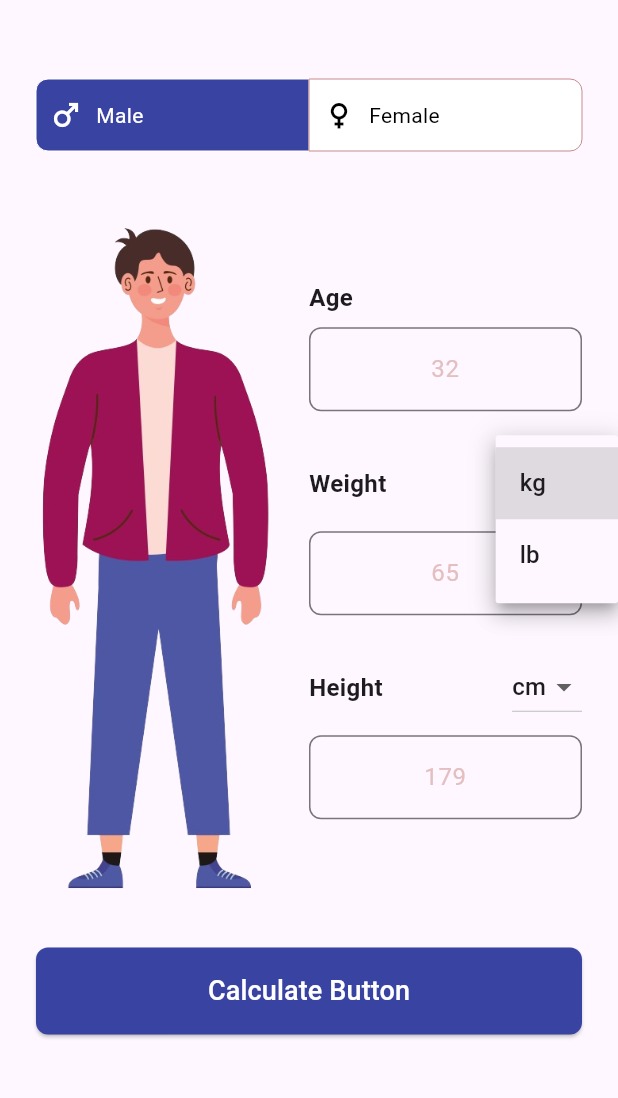
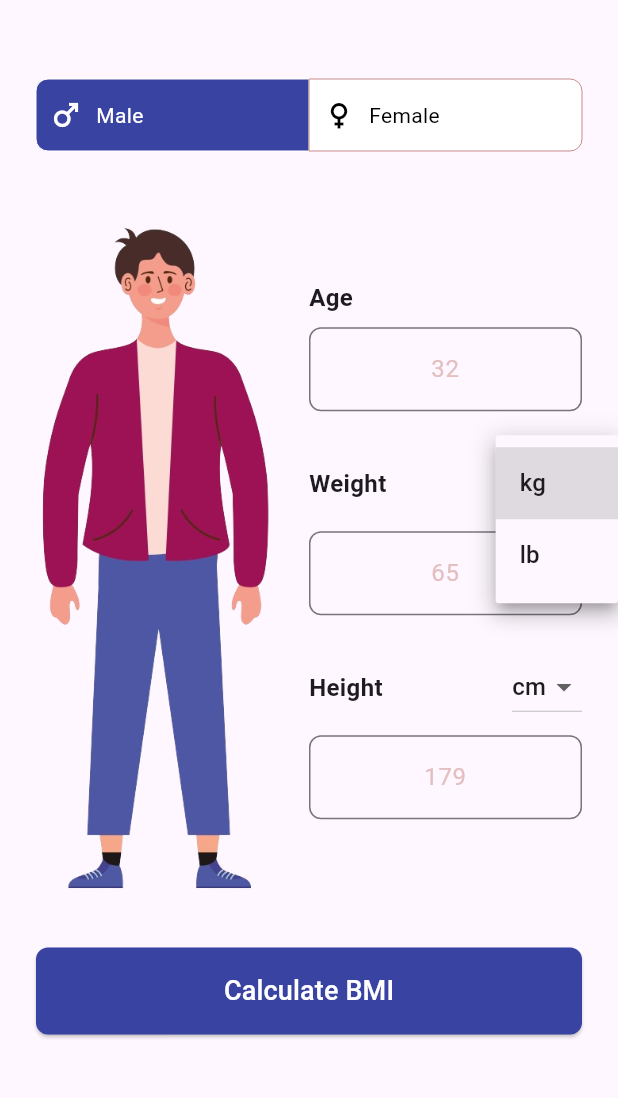
Before and after one commit to ishanrijal/bmi-calculator-app, a Flutter app: the screen it shows after launch, after a tap on "kg", on a phone screen of 412 x 824 dp, the part 77-1175 px from its top. Run offline on Flutter 3.47's test engine with Material 3 defaults, Android fonts, the phone set to English and light mode, and no system bars; our stand-ins replace get.

```diff
--- a/lib/main.dart
+++ b/lib/main.dart
@@ -1,4 +1,5 @@
 import 'package:flutter/material.dart';
+import 'package:get/get.dart'; // Import GetX package
 import 'package:test_flutter/pages/home.dart';
 
 /// Flutter application entry point.
@@ -11,7 +12,7 @@ class MyApp extends StatelessWidget {
   const MyApp({super.key});
   @override
   Widget build(BuildContext context) {
-    return const MaterialApp(
+    return GetMaterialApp(
       /// Stored the homepage into another file to make the main.dart clean.
       home: Home(),
     );
--- a/lib/pages/home.dart
+++ b/lib/pages/home.dart
@@ -1,29 +1,69 @@
 import 'package:flutter/material.dart';
+import 'package:get/get.dart'; // Import GetX package
 import 'bmi_result.dart';
 
-/// Defined the Primary, Seconday and the Tertiary Color for the App.
+/// Defined the Primary, Secondary, and Tertiary Color for the App.
 Color primaryColor = const Color.fromARGB(255, 201, 139, 139);
 Color secondaryColor = const Color.fromARGB(255, 57, 67, 161);
 Color hintColor = const Color.fromARGB(255, 227, 191, 191);
 
-/// Setting all the state variables.
-int age = 0;
-double weight = 0.0;
-double height = 0.0;
-String weightUnit = 'kg';
-String heightUnit = 'cm';
+class HomeController extends GetxController {
+  // Define Rx variables
+  var selectedGender = 'male'.obs;
+  var age = 0.obs;
+  var weight = 0.0.obs;
+  var height = 0.0.obs;
+  var weightUnit = 'kg'.obs;
+  var heightUnit = 'cm'.obs;
 
-/// Home screen that allows users to input their BMI parameters
-/// We need to play with the states, thats why Home is using the StatefulWidget
-class Home extends StatefulWidget {
-  const Home({super.key});
-  @override
-  _HomeState createState() => _HomeState();
+  void selectGender(String gender) {
+    selectedGender.value = gender;
   }
 
-class _HomeState extends State<Home> {
-  ///Initially setting gender to male.
-  String selectedGender = 'male';
+  void calculateBMI() {
+    List<String> missingFields = [];
+    // Check for missing fields
+    if (age.value == 0) missingFields.add('Age');
+    if (weight.value == 0.0) missingFields.add('Weight');
+    if (height.value == 0.0) missingFields.add('Height');
+
+    if (missingFields.isNotEmpty) {
+      String errorMessage =
+          'Please fill the following fields: ${missingFields.join(', ')}';
+      // Show error message
+      Get.snackbar(
+        '',
+        '',
+        snackPosition: SnackPosition.BOTTOM,
+        messageText: Text(
+          errorMessage,
+          style: const TextStyle(fontSize: 16.0, color: Colors.white),
+        ),
+        backgroundColor:
+            Colors.red[400], // Customize background color if needed
+        margin: EdgeInsets.zero, // Remove default margin
+        padding: const EdgeInsets.only(bottom: 12.0, left: 8.0, right: 8.0),
+        borderRadius: 0, // Remove border radius
+      );
+    } else {
+      // Navigate to BMI Result screen
+      Get.to(BmiResult(
+        age: age.value,
+        gender: selectedGender.value,
+        weight: weight.value,
+        height: height.value,
+        weightUnit: weightUnit.value,
+        heightUnit: heightUnit.value,
+      ));
+    }
+  }
+}
+
+class Home extends StatelessWidget {
+  Home({super.key});
+
+  final HomeController controller =
+      Get.put(HomeController()); // Initialize controller
 
   @override
   Widget build(BuildContext context) {
@@ -33,44 +73,30 @@ class _HomeState extends State<Home> {
         title: Text(
           "BMI Calculator",
           style: TextStyle(
-              fontSize: 18, fontWeight: FontWeight.w700, color: secondaryColor),
+            fontSize: 18,
+            fontWeight: FontWeight.w700,
+            color: secondaryColor,
+          ),
         ),
         centerTitle: true,
         toolbarHeight: 80,
       ),
-
-      /// I have used SingleChildScrollView Widget to prevent the Widget's overflow by allowing the body to be scrollable.
-      /// When User press the inputbox, then the keyboard will popup. This might lead to overflow. So, to prevent it, I have used this widget.
       body: SingleChildScrollView(
         child: Container(
           margin: const EdgeInsets.all(24),
           child: Column(
             children: [
-              Row(
+              const Row(
                 children: [
-                  //Two Expanded Widgets for the buttons.
-                  MaleButton(
-                      selectedGender: selectedGender,
-                      onPressed: () {
-                        setState(() {
-                          selectedGender = 'male';
-                        });
-                      }),
-                  FemaleButton(
-                      selectedGender: selectedGender,
-                      onPressed: () {
-                        setState(() {
-                          selectedGender = 'female';
-                        });
-                      }),
+                  MaleButton(),
+                  FemaleButton(),
                 ],
               ),
               const SizedBox(height: 16.0),
-              Row(
+              const Row(
                 children: [
-                  //Two Expanded Widgets for Columns
-                  LeftSideColumn(selectedGender: selectedGender),
-                  const RightSideColumn(),
+                  LeftSideColumn(),
+                  RightSideColumn(),
                 ],
               ),
               Row(
@@ -81,10 +107,10 @@ class _HomeState extends State<Home> {
                   Expanded(
                     child: ElevatedButton(
                       style: ButtonStyle(
-                        backgroundColor: const MaterialStatePropertyAll(
-                          Color.fromARGB(255, 57, 67, 161),
-                        ),
-                        shape: MaterialStatePropertyAll<RoundedRectangleBorder>(
+                        backgroundColor:
+                            MaterialStateProperty.all<Color>(secondaryColor),
+                        shape:
+                            MaterialStateProperty.all<RoundedRectangleBorder>(
                           RoundedRectangleBorder(
                             borderRadius: BorderRadius.circular(8.0),
                           ),
@@ -93,47 +119,11 @@ class _HomeState extends State<Home> {
                           const EdgeInsets.symmetric(vertical: 16.0),
                         ),
                       ),
-                      onPressed: () {
-                        List<String> missingFields = [];
-
-                        // Check which fields are missing
-                        if (age == 0) {
-                          missingFields.add('Age');
-                        }
-                        if (weight == 0.0) {
-                          missingFields.add('Weight');
-                        }
-                        if (height == 0.0) {
-                          missingFields.add('Height');
-                        }
-                        if (missingFields.isNotEmpty) {
-                          String errorMessage =
-                              'Please fill the following fields: ${missingFields.join(', ')}';
-                          // Show error message
-                          ScaffoldMessenger.of(context).showSnackBar(
-                            SnackBar(
-                              content: Text(errorMessage),
-                            ),
-                          );
-                        } else {
-                          //Calculate BMI
-                          Navigator.push(
-                            context,
-                            MaterialPageRoute(
-                              builder: (context) => BmiResult(
-                                age: age,
-                                gender: selectedGender,
-                                weight: weight,
-                                height: height,
-                                weightUnit: weightUnit,
-                                heightUnit: heightUnit,
-                              ),
-                            ),
-                          );
-                        }
+                      onPressed: () => {
+                        controller.calculateBMI(),
                       },
                       child: const Text(
-                        'Calculate Button',
+                        'Calculate BMI',
                         style: TextStyle(
                           color: Colors.white,
                           fontSize: 18.0,
@@ -151,92 +141,24 @@ class _HomeState extends State<Home> {
   }
 }
 
-class WeightUnitDropDown extends StatefulWidget {
-  const WeightUnitDropDown({super.key});
-
-  @override
-  _WeightUnitDropDownState createState() => _WeightUnitDropDownState();
-}
-
-class _WeightUnitDropDownState extends State<WeightUnitDropDown> {
-  String selectedUnit = 'kg';
-
+class MaleButton extends StatelessWidget {
+  const MaleButton({super.key});
   @override
   Widget build(BuildContext context) {
-    return DropdownButton<String>(
-      value: selectedUnit,
-      onChanged: (String? newValue) {
-        if (newValue != null) {
-          setState(() {
-            selectedUnit = newValue;
-            weightUnit = selectedUnit;
-          });
-        }
-      },
-      items: <String>['kg', 'lb'].map<DropdownMenuItem<String>>((String value) {
-        return DropdownMenuItem<String>(
-          value: value,
-          child: Text(value),
-        );
-      }).toList(),
-    );
-  }
-}
-
-//For the Height Unit Dropdown Selection
-class HeightUnitDropDown extends StatefulWidget {
-  const HeightUnitDropDown({super.key});
-
-  @override
-  _HeightUnitDropDownState createState() => _HeightUnitDropDownState();
-}
-
-class _HeightUnitDropDownState extends State<HeightUnitDropDown> {
-  String selectedUnit = 'cm';
-
-  @override
-  Widget build(BuildContext context) {
-    return DropdownButton<String>(
-      value: selectedUnit,
-      onChanged: (String? newValue) {
-        if (newValue != null) {
-          setState(() {
-            selectedUnit = newValue;
-            heightUnit = selectedUnit;
-          });
-        }
-      },
-      items: <String>['cm', 'ft'].map<DropdownMenuItem<String>>((String value) {
-        return DropdownMenuItem<String>(
-          value: value,
-          child: Text(value),
-        );
-      }).toList(),
-    );
-  }
-}
-
-//This is the Male Selection Button
-class MaleButton extends StatelessWidget {
-  const MaleButton({
-    Key? key,
-    this.onPressed,
-    required this.selectedGender,
-  }) : super(key: key);
-
-  final VoidCallback? onPressed;
-  final String selectedGender;
-
-  @override
-  Widget build(BuildContext context) {
-    return Expanded(
+    return GetBuilder<HomeController>(
+      builder: (controller) => Expanded(
         child: InkWell(
-        onTap: onPressed,
-        child: Container(
+          onTap: () => controller.selectGender('male'),
+          child: Obx(() {
+            return Container(
               decoration: BoxDecoration(
-            color: selectedGender == 'male' ? secondaryColor : Colors.white,
+                color: controller.selectedGender.value == 'male'
+                    ? secondaryColor
+                    : Colors.white,
                 border: Border.all(
-              color: selectedGender == 'male' ? Colors.white : primaryColor,
+                  color: controller.selectedGender.value == 'male'
+                      ? Colors.white
+                      : primaryColor,
                   width: 0,
                 ),
                 borderRadius: const BorderRadius.only(
@@ -252,44 +174,47 @@ class MaleButton extends StatelessWidget {
                 children: [
                   Icon(
                     Icons.male,
-                color: selectedGender == 'male' ? Colors.white : Colors.black,
+                    color: controller.selectedGender.value == 'male'
+                        ? Colors.white
+                        : Colors.black,
                   ),
                   const SizedBox(width: 8.0),
                   Text(
                     "Male",
                     style: TextStyle(
-                  color: selectedGender == 'male' ? Colors.white : Colors.black,
+                      color: controller.selectedGender.value == 'male'
+                          ? Colors.white
+                          : Colors.black,
                     ),
                   )
                 ],
               ),
+            );
+          }),
         ),
       ),
     );
   }
 }
 
-//This is the Female Selection Button
 class FemaleButton extends StatelessWidget {
-  const FemaleButton({
-    required this.selectedGender,
-    required this.onPressed,
-    Key? key,
-  }) : super(key: key);
-
-  final String selectedGender;
-  final VoidCallback onPressed;
-
+  const FemaleButton({super.key});
   @override
   Widget build(BuildContext context) {
-    return Expanded(
+    return GetBuilder<HomeController>(
+      builder: (controller) => Expanded(
         child: InkWell(
-        onTap: onPressed,
-        child: Container(
+          onTap: () => controller.selectGender('female'),
+          child: Obx(() {
+            return Container(
               decoration: BoxDecoration(
-            color: selectedGender == 'male' ? Colors.white : secondaryColor,
+                color: controller.selectedGender.value == 'male'
+                    ? Colors.white
+                    : secondaryColor,
                 border: Border.all(
-              color: selectedGender == 'male' ? primaryColor : Colors.white,
+                  color: controller.selectedGender.value == 'male'
+                      ? primaryColor
+                      : Colors.white,
                   width: 0,
                 ),
                 borderRadius: const BorderRadius.only(
@@ -305,46 +230,49 @@ class FemaleButton extends StatelessWidget {
                 children: [
                   Icon(
                     Icons.female,
-                color: selectedGender == 'male' ? Colors.black : Colors.white,
+                    color: controller.selectedGender.value == 'male'
+                        ? Colors.black
+                        : Colors.white,
                   ),
-              SizedBox(width: 8.0),
+                  const SizedBox(width: 8.0),
                   Text(
                     "Female",
                     style: TextStyle(
-                  color: selectedGender == 'male' ? Colors.black : Colors.white,
+                      color: controller.selectedGender.value == 'male'
+                          ? Colors.black
+                          : Colors.white,
                     ),
                   )
                 ],
               ),
+            );
+          }),
         ),
       ),
     );
   }
 }
 
-//Left Side COlumn for the Image
-
 class LeftSideColumn extends StatelessWidget {
-  final String selectedGender;
-
-  const LeftSideColumn({
-    required this.selectedGender,
-    Key? key,
-  }) : super(key: key);
-
+  const LeftSideColumn({super.key});
   @override
   Widget build(BuildContext context) {
-    String imagePath =
-        selectedGender == 'male' ? 'assets/male.png' : 'assets/female.png';
+    final controller = Get.find<HomeController>(); // Find HomeController
+
     return Expanded(
       flex: 1,
       child: Container(
         padding: const EdgeInsets.only(right: 26.0, top: 24),
         child: AspectRatio(
           aspectRatio: 1 / 3,
-          child: Image.asset(
+          child: Obx(() {
+            String imagePath = controller.selectedGender.value == 'male'
+                ? 'assets/male.png'
+                : 'assets/female.png';
+            return Image.asset(
               imagePath,
-          ),
+            );
+          }),
         ),
       ),
     );
@@ -352,14 +280,21 @@ class LeftSideColumn extends StatelessWidget {
 }
 
 class RightSideColumn extends StatefulWidget {
-  const RightSideColumn({super.key});
+  const RightSideColumn({Key? key}) : super(key: key);
+
   @override
-  _RightSideColumnState createState() => _RightSideColumnState();
+  RightSideColumnState createState() => RightSideColumnState();
 }
 
-class _RightSideColumnState extends State<RightSideColumn> {
+class RightSideColumnState extends State<RightSideColumn> {
+  int age = 0;
+  double weight = 0.0;
+  double height = 0.0;
+
   @override
   Widget build(BuildContext context) {
+    final HomeController controller = Get.find(); // Access the HomeController
+
     return Expanded(
       flex: 1,
       child: Container(
@@ -386,11 +321,10 @@ class _RightSideColumnState extends State<RightSideColumn> {
             SizedBox(
               child: TextFormField(
                 onChanged: (value) {
-                  setState(
-                    () {
+                  setState(() {
                     age = int.tryParse(value) ?? 0;
-                    },
-                  );
+                  });
+                  controller.age.value = age; // Update age in HomeController
                 },
                 textAlign: TextAlign.center,
                 decoration: InputDecoration(
@@ -398,14 +332,11 @@ class _RightSideColumnState extends State<RightSideColumn> {
                   hintStyle: TextStyle(
                     color: hintColor,
                   ),
-                  border: OutlineInputBorder(
-                    borderRadius: const BorderRadius.all(Radius.circular(8.0)),
-                    borderSide: BorderSide(color: primaryColor), // Border color
+                  border: const OutlineInputBorder(
+                    borderRadius: BorderRadius.all(Radius.circular(8.0)),
                   ),
-                  focusedBorder: OutlineInputBorder(
-                    borderSide: BorderSide(
-                        width: 0,
-                        color: secondaryColor), // Border color when focused
+                  focusedBorder: const OutlineInputBorder(
+                    borderSide: BorderSide(width: 0),
                   ),
                 ),
                 keyboardType: TextInputType.number,
@@ -435,6 +366,8 @@ class _RightSideColumnState extends State<RightSideColumn> {
                   setState(() {
                     weight = double.tryParse(value) ?? 0.0;
                   });
+                  controller.weight.value =
+                      weight; // Update weight in HomeController
                 },
                 textAlign: TextAlign.center,
                 decoration: InputDecoration(
@@ -442,14 +375,11 @@ class _RightSideColumnState extends State<RightSideColumn> {
                   hintStyle: TextStyle(
                     color: hintColor,
                   ),
-                  border: OutlineInputBorder(
-                    borderRadius: const BorderRadius.all(Radius.circular(8.0)),
-                    borderSide: BorderSide(color: primaryColor), // Border color
+                  border: const OutlineInputBorder(
+                    borderRadius: BorderRadius.all(Radius.circular(8.0)),
                   ),
-                  focusedBorder: OutlineInputBorder(
-                    borderSide: BorderSide(
-                        width: 0,
-                        color: secondaryColor), // Border color when focused
+                  focusedBorder: const OutlineInputBorder(
+                    borderSide: BorderSide(width: 0),
                   ),
                 ),
                 keyboardType: TextInputType.number,
@@ -477,8 +407,10 @@ class _RightSideColumnState extends State<RightSideColumn> {
               child: TextFormField(
                 onChanged: (value) {
                   setState(() {
-                    height = double.tryParse(value) ?? 0;
+                    height = double.tryParse(value) ?? 0.0;
                   });
+                  controller.height.value =
+                      height; // Update height in HomeController
                 },
                 textAlign: TextAlign.center,
                 decoration: InputDecoration(
@@ -486,14 +418,11 @@ class _RightSideColumnState extends State<RightSideColumn> {
                   hintStyle: TextStyle(
                     color: hintColor,
                   ),
-                  border: OutlineInputBorder(
-                    borderRadius: const BorderRadius.all(Radius.circular(8.0)),
-                    borderSide: BorderSide(color: primaryColor), // Border color
+                  border: const OutlineInputBorder(
+                    borderRadius: BorderRadius.all(Radius.circular(8.0)),
                   ),
-                  focusedBorder: OutlineInputBorder(
-                    borderSide: BorderSide(
-                        width: 0,
-                        color: secondaryColor), // Border color when focused
+                  focusedBorder: const OutlineInputBorder(
+                    borderSide: BorderSide(width: 0),
                   ),
                 ),
                 keyboardType: TextInputType.number,
@@ -506,3 +435,55 @@ class _RightSideColumnState extends State<RightSideColumn> {
     );
   }
 }
+
+class WeightUnitDropDown extends StatelessWidget {
+  const WeightUnitDropDown({super.key});
+  @override
+  Widget build(BuildContext context) {
+    final HomeController controller = Get.find(); // Access the HomeController
+
+    return Obx(() {
+      return DropdownButton<String>(
+        value: controller.weightUnit.value,
+        onChanged: (String? newValue) {
+          if (newValue != null) {
+            controller.weightUnit.value = newValue;
+          }
+        },
+        items:
+            <String>['kg', 'lb'].map<DropdownMenuItem<String>>((String value) {
+          return DropdownMenuItem<String>(
+            value: value,
+            child: Text(value),
+          );
+        }).toList(),
+      );
+    });
+  }
+}
+
+class HeightUnitDropDown extends StatelessWidget {
+  const HeightUnitDropDown({super.key});
+  @override
+  Widget build(BuildContext context) {
+    final HomeController controller = Get.find(); // Access the HomeController
+
+    return Obx(() {
+      return DropdownButton<String>(
+        value: controller.heightUnit.value,
+        onChanged: (String? newValue) {
+          if (newValue != null) {
+            controller.heightUnit.value = newValue;
+          }
+        },
+        items:
+            <String>['cm', 'ft'].map<DropdownMenuItem<String>>((String value) {
+          return DropdownMenuItem<String>(
+            value: value,
+            child: Text(value),
+          );
+        }).toList(),
+      );
+    });
+  }
+}
--- a/pubspec.yaml
+++ b/pubspec.yaml
@@ -35,6 +35,7 @@ dependencies:
   # The following adds the Cupertino Icons font to your application.
   # Use with the CupertinoIcons class for iOS style icons.
   cupertino_icons: ^1.0.2
+  get: ^4.6.6
 
 dev_dependencies:
   flutter_test:
```
Also changed, not shown: lib/pages/bmi_result.dart (+46 -11 lines), lib/pages/detail.dart (+5 -49 lines), lib/test_page.dart (deleted, +0 -50 lines), pubspec.lock. Lines whose indentation alone changed are shown as unchanged.
